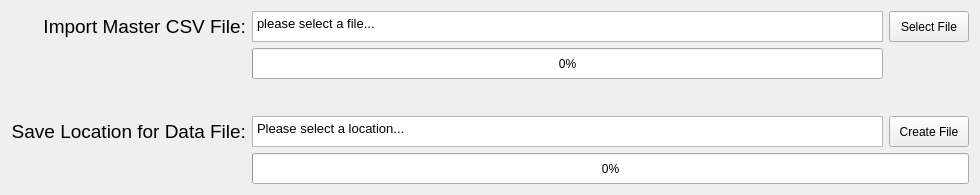
Qt form mainwindow.ui (GreedAlmighty/Event-Data-File-Creator) before a commit.
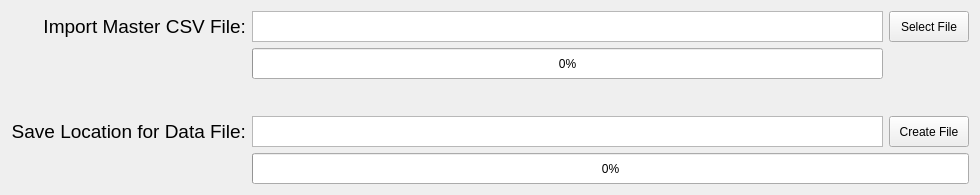
The same form after that commit.

```diff
--- a/mainwindow.ui
+++ b/mainwindow.ui
@@ -76,8 +76,8 @@
        <string>&lt;!DOCTYPE HTML PUBLIC &quot;-//W3C//DTD HTML 4.0//EN&quot; &quot;http://www.w3.org/TR/REC-html40/strict.dtd&quot;&gt;
 &lt;html&gt;&lt;head&gt;&lt;meta name=&quot;qrichtext&quot; content=&quot;1&quot; /&gt;&lt;style type=&quot;text/css&quot;&gt;
 p, li { white-space: pre-wrap; }
-&lt;/style&gt;&lt;/head&gt;&lt;body style=&quot; font-family:'MS Shell Dlg 2'; font-size:8.25pt; font-weight:400; font-style:normal;&quot;&gt;
-&lt;p style=&quot; margin-top:12px; margin-bottom:12px; margin-left:0px; margin-right:0px; -qt-block-indent:0; text-indent:0px;&quot;&gt;&lt;span style=&quot; font-size:10pt;&quot;&gt;Please select a location...&lt;/span&gt;&lt;/p&gt;&lt;/body&gt;&lt;/html&gt;</string>
+&lt;/style&gt;&lt;/head&gt;&lt;body style=&quot; font-family:'MS Shell Dlg 2'; font-size:8pt; font-weight:400; font-style:normal;&quot;&gt;
+&lt;p style=&quot;-qt-paragraph-type:empty; margin-top:12px; margin-bottom:12px; margin-left:0px; margin-right:0px; -qt-block-indent:0; text-indent:0px;&quot;&gt;&lt;br /&gt;&lt;/p&gt;&lt;/body&gt;&lt;/html&gt;</string>
       </property>
      </widget>
     </item>
@@ -211,8 +211,8 @@
        <string>&lt;!DOCTYPE HTML PUBLIC &quot;-//W3C//DTD HTML 4.0//EN&quot; &quot;http://www.w3.org/TR/REC-html40/strict.dtd&quot;&gt;
 &lt;html&gt;&lt;head&gt;&lt;meta name=&quot;qrichtext&quot; content=&quot;1&quot; /&gt;&lt;style type=&quot;text/css&quot;&gt;
 p, li { white-space: pre-wrap; }
-&lt;/style&gt;&lt;/head&gt;&lt;body style=&quot; font-family:'MS Shell Dlg 2'; font-size:8.25pt; font-weight:400; font-style:normal;&quot;&gt;
-&lt;p style=&quot; margin-top:12px; margin-bottom:12px; margin-left:0px; margin-right:0px; -qt-block-indent:0; text-indent:0px;&quot;&gt;&lt;span style=&quot; font-size:10pt;&quot;&gt;please select a file...&lt;/span&gt;&lt;/p&gt;&lt;/body&gt;&lt;/html&gt;</string>
+&lt;/style&gt;&lt;/head&gt;&lt;body style=&quot; font-family:'MS Shell Dlg 2'; font-size:8pt; font-weight:400; font-style:normal;&quot;&gt;
+&lt;p style=&quot;-qt-paragraph-type:empty; margin-top:12px; margin-bottom:12px; margin-left:0px; margin-right:0px; -qt-block-indent:0; text-indent:0px;&quot;&gt;&lt;br /&gt;&lt;/p&gt;&lt;/body&gt;&lt;/html&gt;</string>
       </property>
      </widget>
     </item>
```
